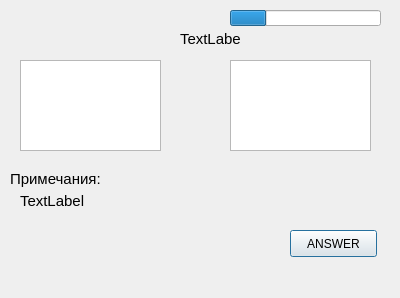
Before: the Qt Designer form qt_ui/toenglish.ui in Laponina/learn_english, drawn with Qt 5.
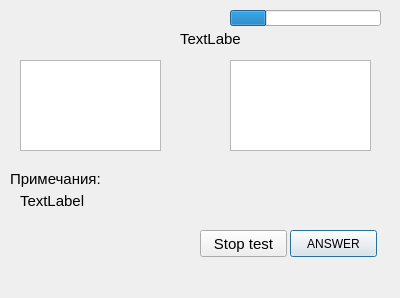
After: the same form once the commit is applied.

```diff
--- a/qt_ui/toenglish.ui
+++ b/qt_ui/toenglish.ui
@@ -147,6 +147,24 @@
     <string/>
    </property>
   </widget>
+  <widget class="QPushButton" name="buttonSTOP">
+   <property name="geometry">
+    <rect>
+     <x>200</x>
+     <y>230</y>
+     <width>87</width>
+     <height>27</height>
+    </rect>
+   </property>
+   <property name="font">
+    <font>
+     <pointsize>11</pointsize>
+    </font>
+   </property>
+   <property name="text">
+    <string>Stop test</string>
+   </property>
+  </widget>
  </widget>
  <resources/>
  <connections/>
```
